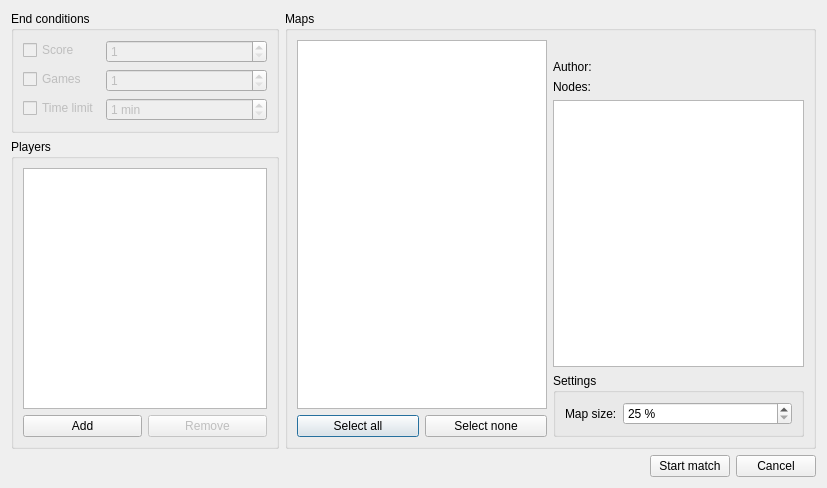
Before: the Qt Designer form ui/form_match.ui in pnordhus/openorbiter, drawn with Qt 5.
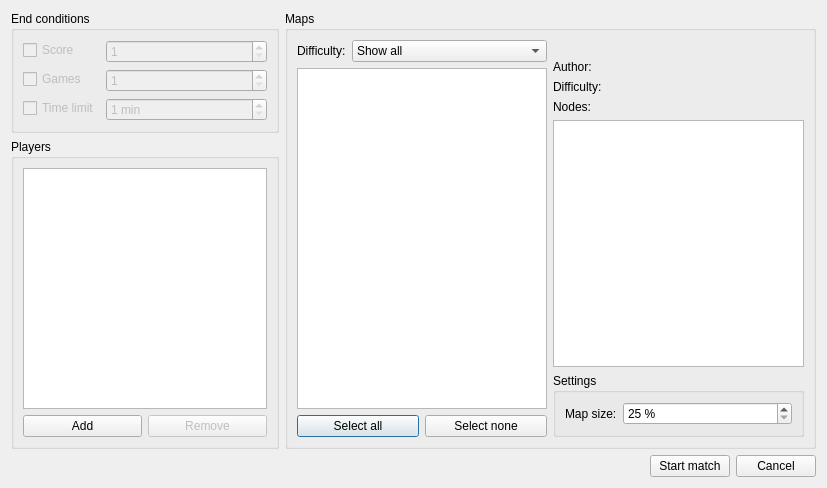
After: the same form once the commit is applied. Custom widgets are drawn as their Qt base class.

Commit message: Added map difficulty levels.

Patch:
```diff
--- a/ui/form_match.ui
+++ b/ui/form_match.ui
@@ -99,9 +99,50 @@
      <property name="title" >
       <string>Maps</string>
      </property>
-     <layout class="QHBoxLayout" name="horizontalLayout_4" >
+     <layout class="QHBoxLayout" name="horizontalLayout_5" >
       <item>
        <layout class="QVBoxLayout" name="verticalLayout_3" >
+        <item>
+         <layout class="QHBoxLayout" name="horizontalLayout_4" >
+          <item>
+           <widget class="QLabel" name="label_2" >
+            <property name="text" >
+             <string>Difficulty:</string>
+            </property>
+           </widget>
+          </item>
+          <item>
+           <widget class="QComboBox" name="comboDifficulty" >
+            <property name="sizePolicy" >
+             <sizepolicy vsizetype="Fixed" hsizetype="Expanding" >
+              <horstretch>0</horstretch>
+              <verstretch>0</verstretch>
+             </sizepolicy>
+            </property>
+            <item>
+             <property name="text" >
+              <string>Show all</string>
+             </property>
+            </item>
+            <item>
+             <property name="text" >
+              <string>Easy</string>
+             </property>
+            </item>
+            <item>
+             <property name="text" >
+              <string>Normal</string>
+             </property>
+            </item>
+            <item>
+             <property name="text" >
+              <string>Hard</string>
+             </property>
+            </item>
+           </widget>
+          </item>
+         </layout>
+        </item>
         <item>
          <widget class="QTreeView" name="treeMaps" >
           <property name="editTriggers" >
@@ -169,20 +210,34 @@
             </property>
            </widget>
           </item>
-          <item row="1" column="0" >
+          <item row="2" column="0" >
            <widget class="QLabel" name="label_6" >
             <property name="text" >
              <string>Nodes:</string>
             </property>
            </widget>
           </item>
-          <item row="1" column="1" >
+          <item row="2" column="1" >
            <widget class="QLabel" name="lblMapNodes" >
             <property name="text" >
              <string/>
             </property>
            </widget>
           </item>
+          <item row="1" column="0" >
+           <widget class="QLabel" name="label_3" >
+            <property name="text" >
+             <string>Difficulty:</string>
+            </property>
+           </widget>
+          </item>
+          <item row="1" column="1" >
+           <widget class="QLabel" name="lblMapDifficulty" >
+            <property name="text" >
+             <string/>
+            </property>
+           </widget>
+          </item>
          </layout>
         </item>
         <item>
```
The commit also changes 19 other files.
